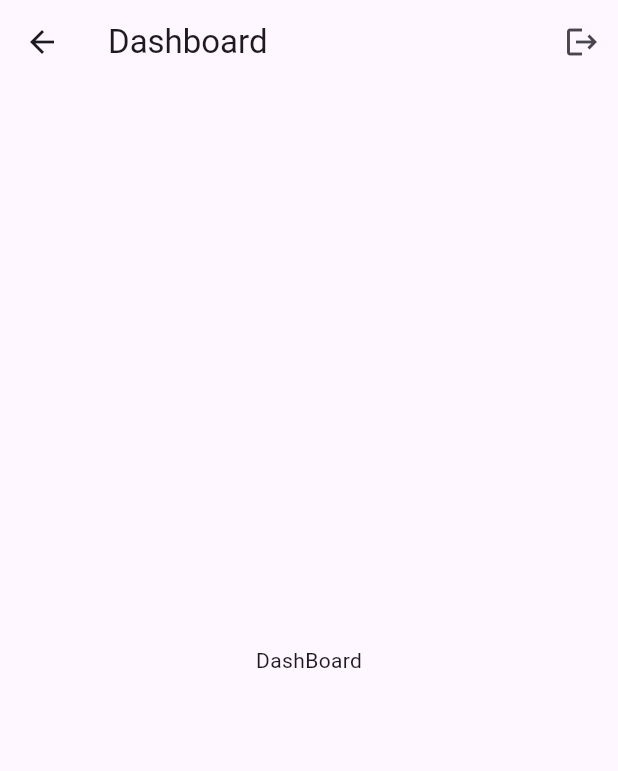
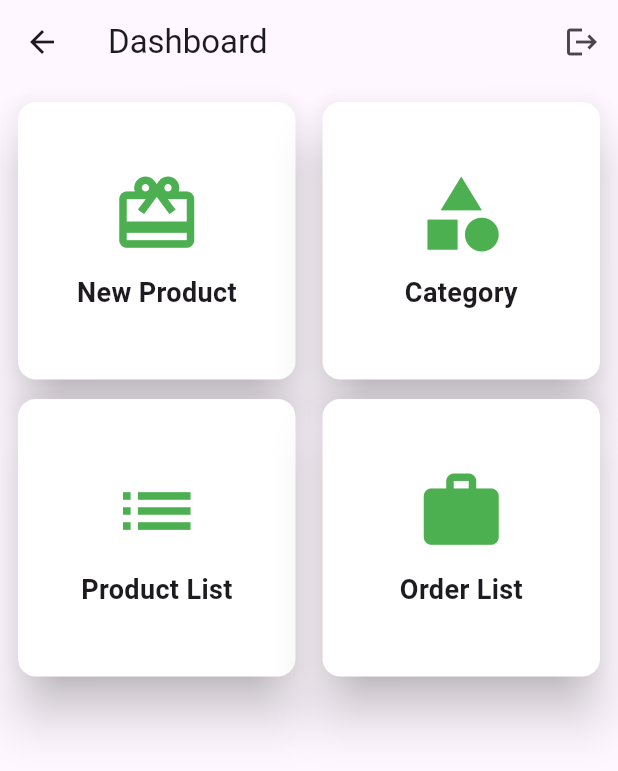
Before and after one commit to Irfanhossain909/ECom-admin-Flutter-Firebase, a Flutter app: the DashboardPage screen opened by its route, on a phone screen of 412 x 824 dp. Shown: the top 771 px of the screen. Run offline on Flutter 3.47's test engine with Material 3 defaults, Android fonts, the phone set to English and light mode, and no system bars; our stand-ins replace cloud_firestore, firebase_auth, firebase_core, flutter_easyloading; accounts and stored records are empty.

Commit message:
Dashboard item added and routing

```diff
--- /dev/null
+++ b/lib/customwidgets/dashboard_Item_view.dart
@@ -0,0 +1,39 @@
+import 'package:ecom_admin/models/dashboard_model.dart';
+import 'package:flutter/material.dart';
+
+class DashboardItemView extends StatelessWidget {
+  const DashboardItemView({super.key, required this.model});
+
+  final DashboardItemModel model;
+
+  @override
+  Widget build(BuildContext context) {
+    return InkWell(
+      onTap: () =>Navigator.pushNamed(context, model.routeName),
+      child: Card(
+        elevation: 14,
+        color: Colors.white,
+        child: Padding(
+          padding: const EdgeInsets.all(8.0),
+          child: Column(
+            mainAxisAlignment: MainAxisAlignment.center,
+            children: [
+              Icon(
+                model.iconData,
+                color: Colors.green,
+                size: 60.0,
+              ),
+              const SizedBox(
+                height: 10.0,
+              ),
+              Text(
+                model.title,
+                style: const TextStyle(fontSize: 18.0,fontWeight: FontWeight.bold),
+              ),
+            ],
+          ),
+        ),
+      ),
+    );
+  }
+}
--- /dev/null
+++ b/lib/models/dashboard_model.dart
@@ -0,0 +1,24 @@
+import 'package:ecom_admin/pages/category_page.dart';
+import 'package:ecom_admin/pages/new_product_page.dart';
+import 'package:ecom_admin/pages/order_page.dart';
+import 'package:ecom_admin/pages/view_product.dart';
+import 'package:flutter/material.dart';
+
+class DashboardItemModel {
+  final String title;
+  final IconData iconData;
+  final String routeName;
+
+  const DashboardItemModel({
+    required this.title,
+    required this.iconData,
+    required this.routeName,
+  });
+}
+
+const dashboardItems = [
+  DashboardItemModel(title: 'New Product', iconData: Icons.card_giftcard, routeName: NewProductPage.routeName),
+  DashboardItemModel(title: 'Category', iconData: Icons.category, routeName: CategoryPage.routeName),
+  DashboardItemModel(title: 'Product List', iconData: Icons.list, routeName: ViewProductPage.routeName),
+  DashboardItemModel(title: 'Order List', iconData: Icons.work, routeName: OrderPage.routeName),
+];
--- a/lib/pages/dashboard_page.dart
+++ b/lib/pages/dashboard_page.dart
@@ -1,4 +1,6 @@
+import 'package:ecom_admin/customwidgets/dashboard_Item_view.dart';
 import 'package:ecom_admin/main.dart';
+import 'package:ecom_admin/models/dashboard_model.dart';
 import 'package:ecom_admin/pages/login_page.dart';
 import 'package:ecom_admin/providers/auth_provider.dart';
 import 'package:flutter/material.dart';
@@ -6,6 +8,7 @@ import 'package:provider/provider.dart';
 
 class DashboardPage extends StatefulWidget {
   static const String routeName = '/dashB';
+
   const DashboardPage({super.key});
 
   @override
@@ -15,9 +18,9 @@ class DashboardPage extends StatefulWidget {
 class _LauncherPageState extends State<DashboardPage> {
   @override
   void didChangeDependencies() {
-
     super.didChangeDependencies();
   }
+
   @override
   Widget build(BuildContext context) {
     return Scaffold(
@@ -25,8 +28,8 @@ class _LauncherPageState extends State<DashboardPage> {
         title: const Text('Dashboard'),
         actions: [
           IconButton(
-            onPressed: (){
-              context.read<FirebaseAuthProvider>().logout().then((_){
+            onPressed: () {
+              context.read<FirebaseAuthProvider>().logout().then((_) {
                 Navigator.pushReplacementNamed(context, LoginPage.routeName);
               });
             },
@@ -34,8 +37,20 @@ class _LauncherPageState extends State<DashboardPage> {
           ),
         ],
       ),
-      body: Center(
-        child: Text('DashBoard'),
+      body: Padding(
+        padding: const EdgeInsets.all(8.0),
+        child: GridView.builder(
+          gridDelegate: const SliverGridDelegateWithFixedCrossAxisCount(
+            crossAxisCount: 2,
+            crossAxisSpacing: 10,
+            mainAxisSpacing: 5,
+          ),
+          itemCount: dashboardItems.length,
+          itemBuilder: (context, index) {
+            final item = dashboardItems[index];
+            return DashboardItemView(model: item);
+          },
+        ),
       ),
     );
   }
```
Also changed, not shown: lib/main.dart (+8 -0 lines), lib/pages/category_page.dart (added, +38 -0 lines), lib/pages/new_product_page.dart (added, +38 -0 lines), lib/pages/order_page.dart (added, +38 -0 lines), lib/pages/view_product.dart (added, +38 -0 lines).
